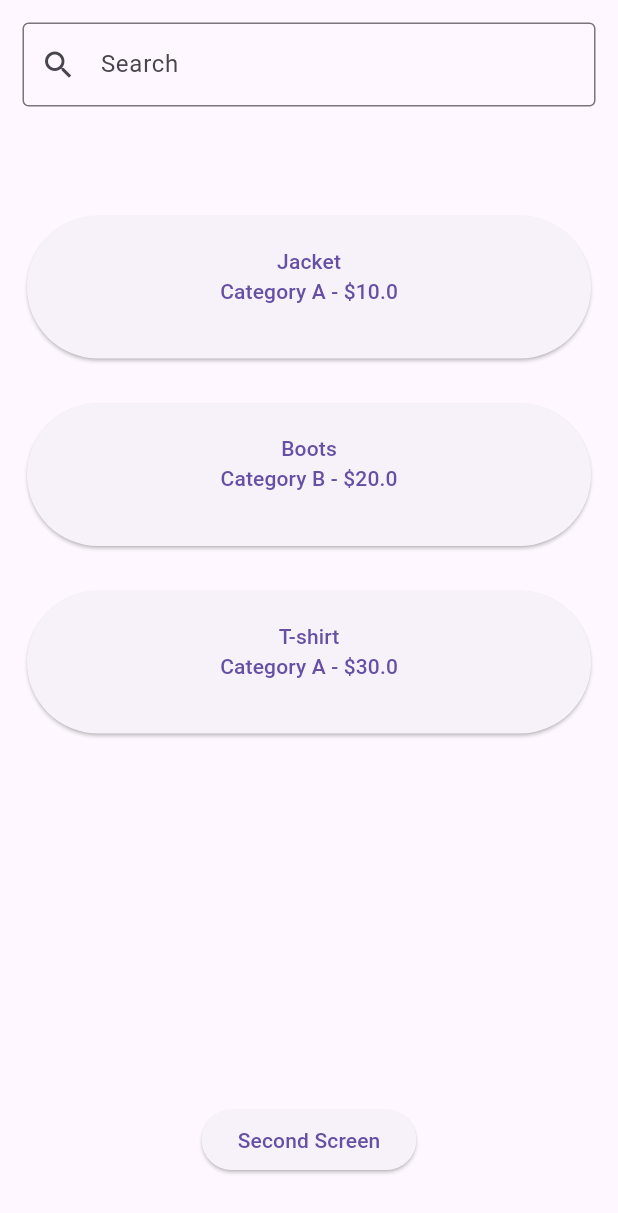
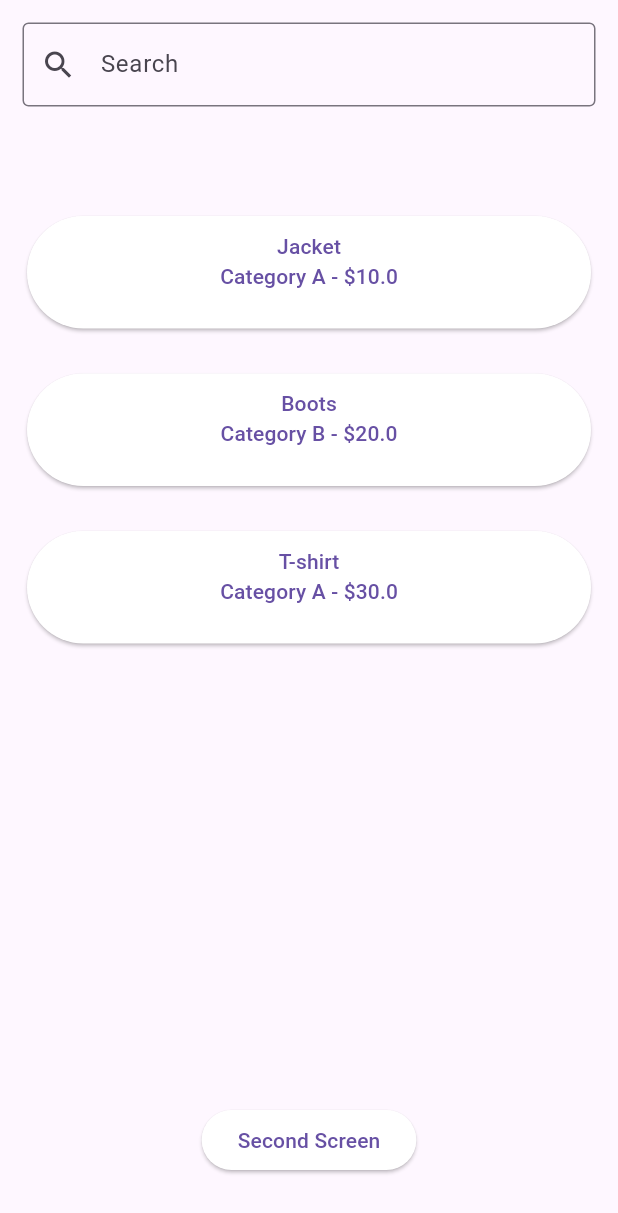
Before and after one commit to mD-Den/kite_group_app, a Flutter app: the ProductsPage screen opened by its route, on a phone screen of 412 x 824 dp. Shown: the top 1213 px of the screen. Run offline on Flutter 3.47's test engine with Material 2 defaults, Android fonts, the phone set to English and light mode, and no system bars; our stand-ins replace connectivity_plus, device_info_plus, firebase_core, firebase_crashlytics, firebase_messaging, firebase_remote_config and 2 more; missing offline and left inert: advertising_id, appmetrica_plugin, battery_info, carrier_info_v3, flutter_inappwebview, flutter_sim_country_code and 1 more; accounts and stored records are empty.

Commit message:
last fixes

```diff
--- a/lib/data/functions/run_remote_config.dart
+++ b/lib/data/functions/run_remote_config.dart
@@ -1,8 +1,10 @@
 import 'dart:developer';
 
 import 'package:firebase_remote_config/firebase_remote_config.dart';
+import 'package:kite_group_app/data/local_data_store/local_data_store.dart';
 
 Future<void> runRemoteConfig() async {
+  LocalDataStore _store = LocalDataStore();
   final remoteConfig = FirebaseRemoteConfig.instance;
   await remoteConfig.setConfigSettings(RemoteConfigSettings(
     fetchTimeout: const Duration(minutes: 1),
@@ -13,5 +15,8 @@ Future<void> runRemoteConfig() async {
 
   String color = remoteConfig.getString('color');
 
+  bool needThirdScreen = remoteConfig.getBool('third_screen');
+
   log('Remote config --- color: $color');
+  log('Remote config --- needThirdScreen: $needThirdScreen');
 }
--- a/lib/data/local_data_store/local_data_store.dart
+++ b/lib/data/local_data_store/local_data_store.dart
@@ -12,6 +12,15 @@ class LocalDataStore {
 
   final String _kUrl = 'URL';
   final String _kNewRoute = 'NEW_ROUTE';
+  final String _kNeedThirdScreen = 'NEED_THIRD_SCREEN';
+
+  void setNeedThirdScreen(bool needThirdScreen) {
+    _prefsInstance?.setBool(_kNeedThirdScreen, needThirdScreen);
+  }
+
+  bool getNeedThirdScreen() {
+    return _prefsInstance?.getBool(_kNeedThirdScreen) ?? true;
+  }
 
   void setNewRoute(String newRoute) {
     _prefsInstance?.setString(_kNewRoute, newRoute);
--- a/lib/ui/pages/products_page.dart
+++ b/lib/ui/pages/products_page.dart
@@ -132,10 +132,19 @@ class ProductsPageState extends State<ProductsPage> {
                         return Column(
                           children: [
                             ElevatedButton(
-                              style: const ButtonStyle(
-                                  animationDuration: Duration(seconds: 1),
-                                  padding: MaterialStatePropertyAll<
-                                      EdgeInsetsGeometry>(EdgeInsets.all(10))),
+                              style: ButtonStyle(
+                                backgroundColor:
+                                    MaterialStateProperty.resolveWith<Color>(
+                                  (Set<MaterialState> states) {
+                                    if (states
+                                        .contains(MaterialState.pressed)) {
+                                      return Colors.blueAccent.shade100;
+                                    }
+                                    return Colors
+                                        .white; // Use the component's default.
+                                  },
+                                ),
+                              ),
                               onPressed: () {
                                 switch (index) {
                                   case 0:
@@ -190,6 +199,16 @@ class ProductsPageState extends State<ProductsPage> {
                   ),
                 ),
                 ElevatedButton(
+                  style: ButtonStyle(
+                    backgroundColor: MaterialStateProperty.resolveWith<Color>(
+                      (Set<MaterialState> states) {
+                        if (states.contains(MaterialState.pressed))
+                          return Colors.blueAccent.shade100;
+                        return Colors.white; // Use the component's default.
+                      },
+                    ),
+                  ),
+                  focusNode: FocusNode(canRequestFocus: true),
                   onPressed: () => fakeNextScreen(),
                   child: Text(numberScreen),
                 ),
```
